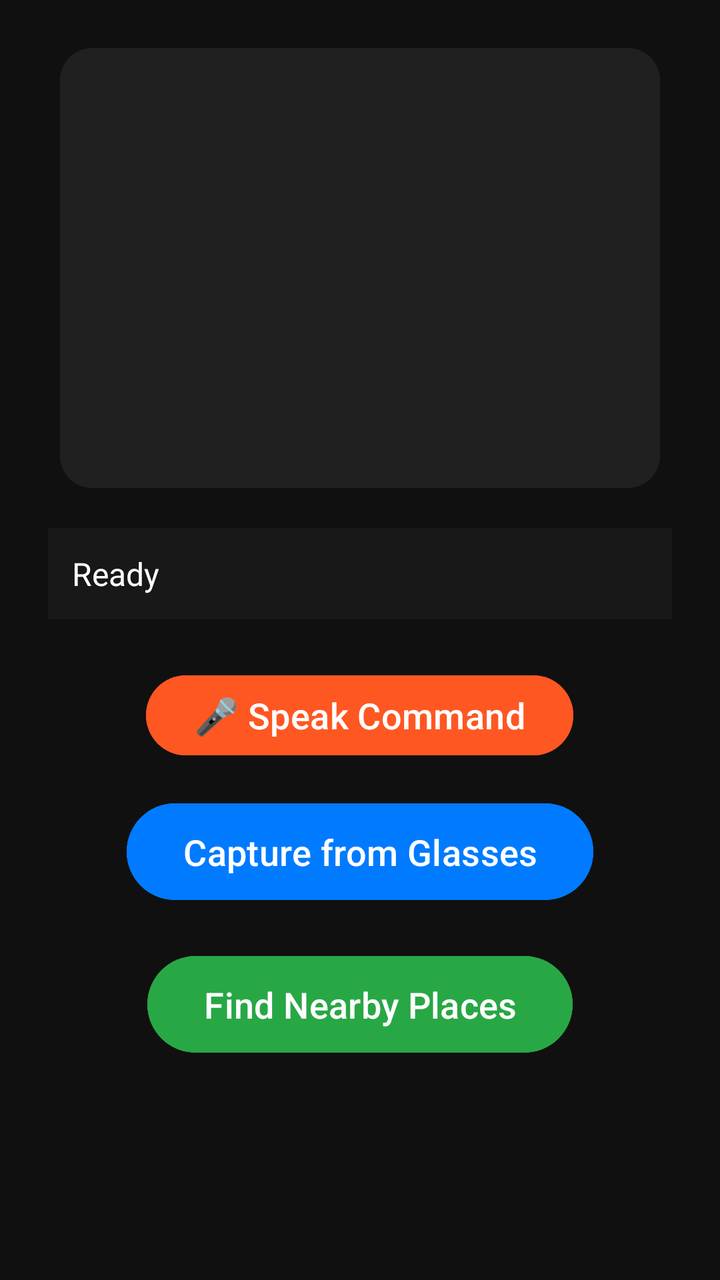
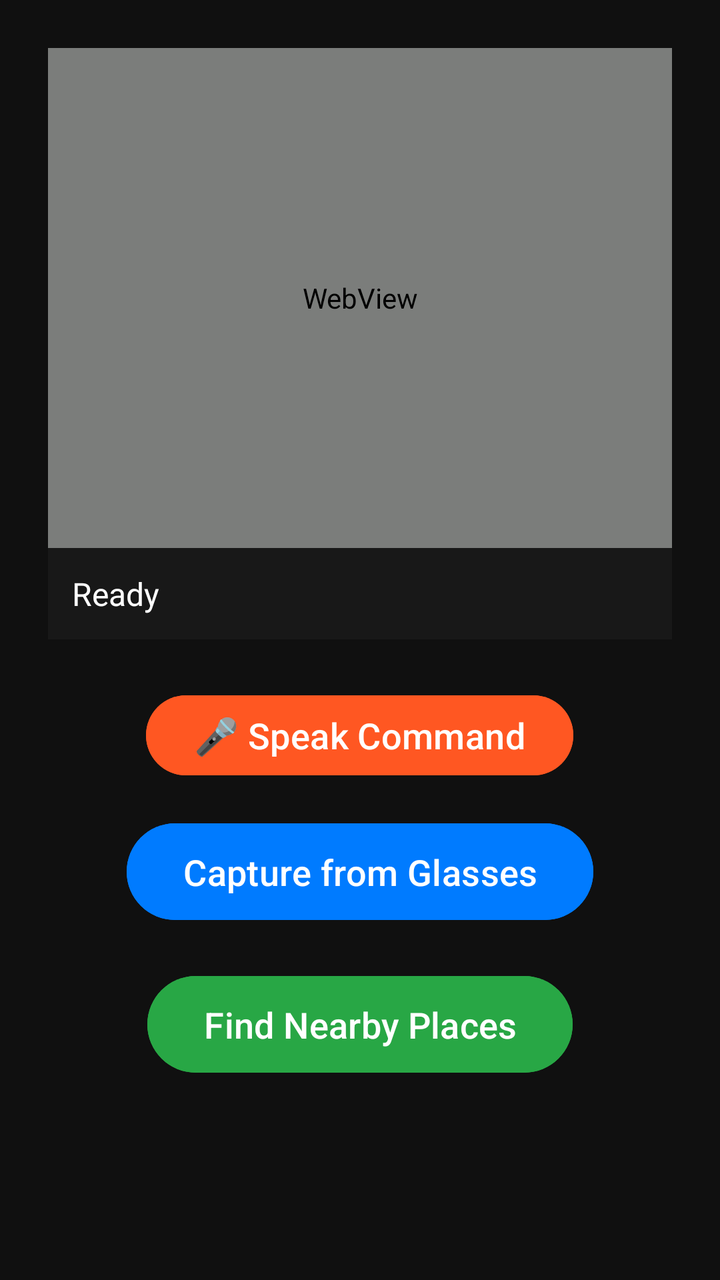

An Android layout rendered at two revisions. The XML below is the earlier revision; the diff shows what the commit changed to produce the second picture.
<!-- AndroidManifest.xml: application theme Theme.SmartGlassesai -->
<!-- res/layout/activity_main.xml -->
<?xml version="1.0" encoding="utf-8"?>
<ScrollView xmlns:android="http://schemas.android.com/apk/res/android"
    android:layout_width="match_parent"
    android:layout_height="match_parent"
    android:background="#101010">

    <LinearLayout
        android:layout_width="match_parent"
        android:layout_height="wrap_content"
        android:orientation="vertical"
        android:gravity="center_horizontal"
        android:padding="24dp">

        
        <ImageView
            android:id="@+id/espImage"
            android:layout_width="300dp"
            android:layout_height="220dp"
            android:layout_marginBottom="20dp"
            android:background="@drawable/rounded_bg"
            android:scaleType="centerCrop"
            android:contentDescription="ESP Snapshot" />

        
        <TextView
            android:id="@+id/statusText"
            android:layout_width="match_parent"
            android:layout_height="wrap_content"
            android:text="Ready"
            android:textColor="#FFFFFF"
            android:textSize="16sp"
            android:padding="12dp"
            android:background="#181818"
            android:layout_marginBottom="24dp" />

        <Button
            android:id="@+id/btnVoiceCommand"
            android:layout_width="wrap_content"
            android:layout_height="wrap_content"
            android:text="🎤 Speak Command"
            android:textSize="18sp"
            android:backgroundTint="#FF5722"
            android:textColor="#FFFFFF"
            android:layout_marginBottom="16dp"
            android:paddingLeft="24dp"
            android:paddingRight="24dp" />

        
        <Button
            android:id="@+id/btnEspCapture"
            android:layout_width="wrap_content"
            android:layout_height="wrap_content"
            android:text="Capture from Glasses"
            android:textSize="18sp"
            android:backgroundTint="#007BFF"
            android:textColor="#FFFFFF"
            android:paddingLeft="28dp"
            android:paddingRight="28dp"
            android:paddingTop="12dp"
            android:paddingBottom="12dp" />

        
        <Button
            android:id="@+id/btnFindPlaces"
            android:layout_width="wrap_content"
            android:layout_height="wrap_content"
            android:text="Find Nearby Places"
            android:textSize="18sp"
            android:backgroundTint="#28A745"
            android:textColor="#FFFFFF"
            android:layout_marginTop="20dp"
            android:paddingLeft="28dp"
            android:paddingRight="28dp"
            android:paddingTop="12dp"
            android:paddingBottom="12dp" />

        <Button
            android:id="@+id/btnRepeat"
            android:layout_width="wrap_content"
            android:layout_height="wrap_content"
            android:text="🔄 Repeat TTS"
            android:textSize="18sp"
            android:backgroundTint="#607D8B"
            android:textColor="#FFFFFF"
            android:visibility="gone"
            android:layout_marginTop="16dp"
            android:paddingLeft="28dp"
            android:paddingRight="28dp"
            android:paddingTop="12dp"
            android:paddingBottom="12dp" />

    </LinearLayout>
</ScrollView>
<!-- resources referenced by this layout -->
<resources>
  <!-- drawable rounded_bg (drawable) -->
  <shape xmlns:android="http://schemas.android.com/apk/res/android"
      android:shape="rectangle">
      <solid android:color="#202020" />
      <corners android:radius="16dp" />
  </shape>
  <style name="Theme.SmartGlassesai" parent="Base.Theme.SmartGlassesai" />
  <style name="Base.Theme.SmartGlassesai" parent="Theme.Material3.DayNight.NoActionBar">
          
          
      </style>
</resources>

<!-- the commit's change to res/layout/activity_main.xml (unified diff, before → after) -->
@@ -6,20 +6,29 @@
 
     <LinearLayout
         android:layout_width="match_parent"
-        android:layout_height="wrap_content"
+        android:layout_height="match_parent"
         android:orientation="vertical"
         android:gravity="center_horizontal"
         android:padding="24dp">
 
         
-        <ImageView
-            android:id="@+id/espImage"
-            android:layout_width="300dp"
-            android:layout_height="220dp"
-            android:layout_marginBottom="20dp"
-            android:background="@drawable/rounded_bg"
-            android:scaleType="centerCrop"
-            android:contentDescription="ESP Snapshot" />
+        <FrameLayout
+            android:layout_width="match_parent"
+            android:layout_height="250dp">
+
+            <WebView
+                android:id="@+id/espStreamView"
+                android:layout_width="match_parent"
+                android:layout_height="match_parent"
+                android:layerType="software" />
+
+            <ImageView
+                android:id="@+id/espImage"
+                android:layout_width="match_parent"
+                android:layout_height="match_parent"
+                android:scaleType="fitCenter"
+                android:visibility="gone" />
+        </FrameLayout>
 
         
         <TextView
@@ -59,20 +68,36 @@
             android:paddingTop="12dp"
             android:paddingBottom="12dp" />
 
+        <Button
+            android:id="@+id/btnRestartStream"
+            android:layout_width="wrap_content"
+            android:layout_height="wrap_content"
+            android:text="🔄 Restart Stream"
+            android:textSize="18sp"
+            android:backgroundTint="#4CAF50"
+            android:textColor="#FFFFFF"
+            android:visibility="gone"
+            android:layout_marginTop="16dp"
+            android:paddingLeft="28dp"
+            android:paddingRight="28dp"
+            android:paddingTop="12dp"
+            android:paddingBottom="12dp" />
+
         
+
         <Button
             android:id="@+id/btnFindPlaces"
             android:layout_width="wrap_content"
             android:layout_height="wrap_content"
+            android:layout_marginTop="20dp"
+            android:backgroundTint="#28A745"
+            android:paddingLeft="28dp"
+            android:paddingTop="12dp"
+            android:paddingRight="28dp"
+            android:paddingBottom="12dp"
             android:text="Find Nearby Places"
-            android:textSize="18sp"
-            android:backgroundTint="#28A745"
             android:textColor="#FFFFFF"
-            android:layout_marginTop="20dp"
-            android:paddingLeft="28dp"
-            android:paddingRight="28dp"
-            android:paddingTop="12dp"
-            android:paddingBottom="12dp" />
+            android:textSize="18sp" />
 
         <Button
             android:id="@+id/btnRepeat"
<!-- resource entries referenced after the edit -->
@@ -1,11 +1,5 @@
 <!-- resources referenced by this layout -->
 <resources>
-  <!-- drawable rounded_bg (drawable) -->
-  <shape xmlns:android="http://schemas.android.com/apk/res/android"
-      android:shape="rectangle">
-      <solid android:color="#202020" />
-      <corners android:radius="16dp" />
-  </shape>
   <style name="Theme.SmartGlassesai" parent="Base.Theme.SmartGlassesai" />
   <style name="Base.Theme.SmartGlassesai" parent="Theme.Material3.DayNight.NoActionBar">
           
